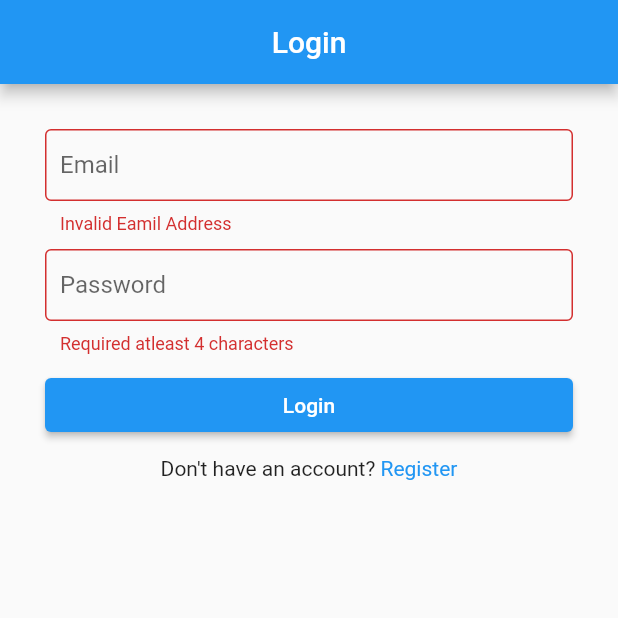
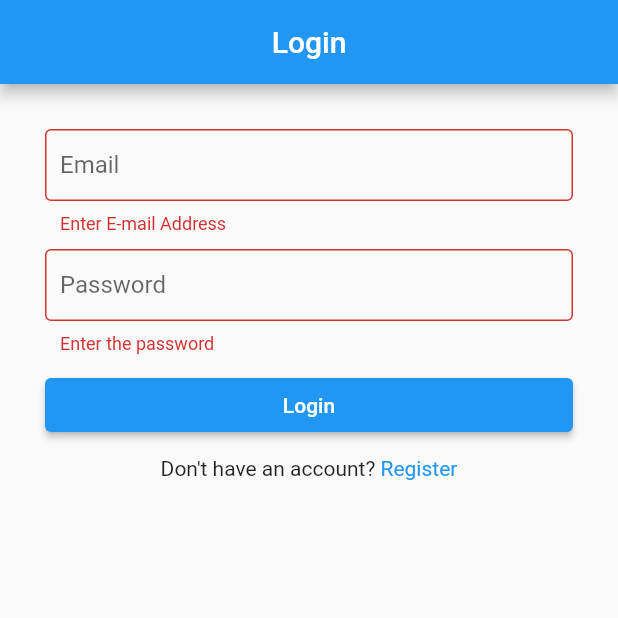
Before and after one commit to sreeraj-sanju/flutter-blog, a Flutter app: the screen it shows after launch, after a tap on "Login", on a phone screen of 412 x 824 dp, the top half of it. Run offline on Flutter 3.47's test engine with Material 2 defaults, Android fonts, the phone set to English and light mode, and no system bars; our stand-ins replace shared_preferences.

Commit message:
login msg changed

```diff
--- a/lib/constant.dart
+++ b/lib/constant.dart
@@ -2,7 +2,7 @@
 import 'package:flutter/material.dart';
 import 'package:flutter/rendering.dart';
 
-const baseUrl = "http://localhost:8000/api";
+const baseUrl = "http://localhost:80002/api";
 const loginUrl = "$baseUrl/login";
 const registerUrl = "$baseUrl/register";
 const userUrl = "$baseUrl/get_user";
--- a/lib/screens/login.dart
+++ b/lib/screens/login.dart
@@ -48,14 +48,14 @@ class _LoginState extends State<Login> {
             TextFormField(
               keyboardType: TextInputType.emailAddress,
               controller: txtEmail,
-              validator: (val)=> val!.isEmpty ? "Invalid Eamil Address": null,
+              validator: (val)=> val!.isEmpty ? "Enter E-mail Address": null,
               decoration: textInputDecor('Email')
             ),
             const SizedBox(height: 10,),
             TextFormField(
               obscureText: true,
               controller: password,
-              validator: (val)=> val!.isEmpty ? "Required atleast 4 characters": null,
+              validator: (val)=> val!.isEmpty ? "Enter the password": null,
               decoration: textInputDecor('Password')
             ),
             const SizedBox(height: 10,),
```
